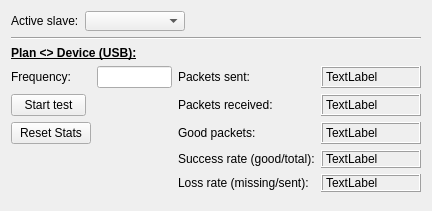
Qt form ui/w_commtest.ui (JFDuval/flexsea-plan) before a commit.
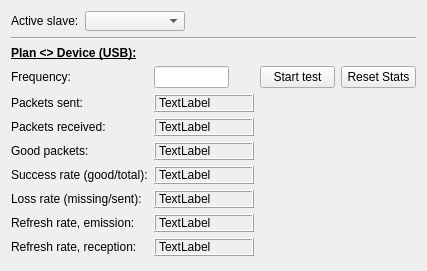
The same form after that commit.

Commit message: Added a frequency display to Comm Test. Reworked the UI.

The edit to the form file:
```diff
--- a/ui/w_commtest.ui
+++ b/ui/w_commtest.ui
@@ -6,8 +6,8 @@
    <rect>
     <x>0</x>
     <y>0</y>
-    <width>414</width>
-    <height>211</height>
+    <width>425</width>
+    <height>271</height>
    </rect>
   </property>
   <property name="windowTitle">
@@ -69,78 +69,72 @@
    </item>
    <item>
     <layout class="QGridLayout" name="gridLayout_5">
-     <item row="1" column="3">
-      <widget class="QLabel" name="labelSentPackets">
-       <property name="minimumSize">
-        <size>
-         <width>100</width>
-         <height>0</height>
-        </size>
-       </property>
-       <property name="maximumSize">
-        <size>
-         <width>100</width>
-         <height>16777215</height>
-        </size>
-       </property>
-       <property name="frameShape">
-        <enum>QFrame::Box</enum>
-       </property>
-       <property name="frameShadow">
-        <enum>QFrame::Raised</enum>
-       </property>
-       <property name="text">
-        <string>TextLabel</string>
-       </property>
-      </widget>
-     </item>
-     <item row="3" column="2">
-      <widget class="QLabel" name="label_5">
-       <property name="text">
-        <string>Good packets:</string>
-       </property>
-      </widget>
-     </item>
-     <item row="1" column="2">
+     <item row="4" column="0">
       <widget class="QLabel" name="label_3">
        <property name="text">
         <string>Packets sent:</string>
        </property>
       </widget>
      </item>
-     <item row="2" column="2">
+     <item row="1" column="2">
+      <widget class="QPushButton" name="pushButtonStartStop">
+       <property name="minimumSize">
+        <size>
+         <width>75</width>
+         <height>0</height>
+        </size>
+       </property>
+       <property name="maximumSize">
+        <size>
+         <width>75</width>
+         <height>16777215</height>
+        </size>
+       </property>
+       <property name="text">
+        <string>Start test</string>
+       </property>
+      </widget>
+     </item>
+     <item row="8" column="0">
+      <widget class="QLabel" name="label_7">
+       <property name="text">
+        <string>Loss rate (missing/sent):</string>
+       </property>
+      </widget>
+     </item>
+     <item row="6" column="1">
+      <widget class="QLabel" name="labelGoodPackets">
+       <property name="minimumSize">
+        <size>
+         <width>100</width>
+         <height>0</height>
+        </size>
+       </property>
+       <property name="maximumSize">
+        <size>
+         <width>100</width>
+         <height>16777215</height>
+        </size>
+       </property>
+       <property name="frameShape">
+        <enum>QFrame::Box</enum>
+       </property>
+       <property name="frameShadow">
+        <enum>QFrame::Raised</enum>
+       </property>
+       <property name="text">
+        <string>TextLabel</string>
+       </property>
+      </widget>
+     </item>
+     <item row="5" column="0">
       <widget class="QLabel" name="label_4">
        <property name="text">
         <string>Packets received:</string>
        </property>
       </widget>
      </item>
-     <item row="3" column="3">
-      <widget class="QLabel" name="labelGoodPackets">
-       <property name="minimumSize">
-        <size>
-         <width>100</width>
-         <height>0</height>
-        </size>
-       </property>
-       <property name="maximumSize">
-        <size>
-         <width>100</width>
-         <height>16777215</height>
-        </size>
-       </property>
-       <property name="frameShape">
-        <enum>QFrame::Box</enum>
-       </property>
-       <property name="frameShadow">
-        <enum>QFrame::Raised</enum>
-       </property>
-       <property name="text">
-        <string>TextLabel</string>
-       </property>
-      </widget>
-     </item>
-     <item row="2" column="3">
+     <item row="5" column="1">
       <widget class="QLabel" name="labelReceivedPackets">
        <property name="minimumSize">
         <size>
@@ -165,14 +159,14 @@
        </property>
       </widget>
      </item>
-     <item row="4" column="2">
+     <item row="7" column="0">
       <widget class="QLabel" name="label_6">
        <property name="text">
         <string>Success rate (good/total):</string>
        </property>
       </widget>
      </item>
-     <item row="4" column="3">
+     <item row="7" column="1">
       <widget class="QLabel" name="labelSuccess">
        <property name="minimumSize">
         <size>
@@ -197,48 +191,127 @@
        </property>
       </widget>
      </item>
-     <item row="3" column="0">
+     <item row="9" column="1">
+      <widget class="QLabel" name="label_rrSend">
+       <property name="minimumSize">
+        <size>
+         <width>100</width>
+         <height>0</height>
+        </size>
+       </property>
+       <property name="maximumSize">
+        <size>
+         <width>100</width>
+         <height>16777215</height>
+        </size>
+       </property>
+       <property name="frameShape">
+        <enum>QFrame::Box</enum>
+       </property>
+       <property name="frameShadow">
+        <enum>QFrame::Raised</enum>
+       </property>
+       <property name="text">
+        <string>TextLabel</string>
+       </property>
+      </widget>
+     </item>
+     <item row="9" column="0">
+      <widget class="QLabel" name="label_8">
+       <property name="text">
+        <string>Refresh rate, emission:</string>
+       </property>
+      </widget>
+     </item>
+     <item row="6" column="0">
+      <widget class="QLabel" name="label_5">
+       <property name="text">
+        <string>Good packets:</string>
+       </property>
+      </widget>
+     </item>
+     <item row="8" column="1">
+      <widget class="QLabel" name="labelLossRate">
+       <property name="minimumSize">
+        <size>
+         <width>100</width>
+         <height>0</height>
+        </size>
+       </property>
+       <property name="maximumSize">
+        <size>
+         <width>100</width>
+         <height>16777215</height>
+        </size>
+       </property>
+       <property name="frameShape">
+        <enum>QFrame::Box</enum>
+       </property>
+       <property name="frameShadow">
+        <enum>QFrame::Raised</enum>
+       </property>
+       <property name="text">
+        <string>TextLabel</string>
+       </property>
+      </widget>
+     </item>
+     <item row="4" column="1">
+      <widget class="QLabel" name="labelSentPackets">
+       <property name="minimumSize">
+        <size>
+         <width>100</width>
+         <height>0</height>
+        </size>
+       </property>
+       <property name="maximumSize">
+        <size>
+         <width>100</width>
+         <height>16777215</height>
+        </size>
+       </property>
+       <property name="frameShape">
+        <enum>QFrame::Box</enum>
+       </property>
+       <property name="frameShadow">
+        <enum>QFrame::Raised</enum>
+       </property>
+       <property name="text">
+        <string>TextLabel</string>
+       </property>
+      </widget>
+     </item>
+     <item row="1" column="4">
+      <spacer name="horizontalSpacer_2">
+       <property name="orientation">
+        <enum>Qt::Horizontal</enum>
+       </property>
+       <property name="sizeHint" stdset="0">
+        <size>
+         <width>5</width>
+         <height>5</height>
+        </size>
+       </property>
+      </spacer>
+     </item>
+     <item row="1" column="3">
       <widget class="QPushButton" name="pushButtonReset">
+       <property name="minimumSize">
+        <size>
+         <width>75</width>
+         <height>0</height>
+        </size>
+       </property>
+       <property name="maximumSize">
+        <size>
+         <width>75</width>
+         <height>16777215</height>
+        </size>
+       </property>
        <property name="text">
         <string>Reset Stats</string>
        </property>
       </widget>
      </item>
-     <item row="2" column="0">
-      <widget class="QPushButton" name="pushButtonStartStop">
-       <property name="minimumSize">
-        <size>
-         <width>75</width>
-         <height>0</height>
-        </size>
-       </property>
-       <property name="maximumSize">
-        <size>
-         <width>75</width>
-         <height>16777215</height>
-        </size>
-       </property>
-       <property name="text">
-        <string>Start test</string>
-       </property>
-      </widget>
-     </item>
-     <item row="1" column="1">
-      <widget class="QLineEdit" name="lineEdit">
-       <property name="minimumSize">
-        <size>
-         <width>75</width>
-         <height>0</height>
-        </size>
-       </property>
-       <property name="maximumSize">
-        <size>
-         <width>75</width>
-         <height>16777215</height>
-        </size>
-       </property>
-      </widget>
-     </item>
      <item row="0" column="0" colspan="3">
       <widget class="QLabel" name="label_128">
        <property name="minimumSize">
@@ -258,18 +331,21 @@
        </property>
       </widget>
      </item>
-     <item row="0" column="3">
-      <spacer name="horizontalSpacer_2">
-       <property name="orientation">
-        <enum>Qt::Horizontal</enum>
+     <item row="1" column="1">
+      <widget class="QLineEdit" name="lineEdit">
+       <property name="minimumSize">
+        <size>
+         <width>75</width>
+         <height>0</height>
+        </size>
        </property>
-       <property name="sizeHint" stdset="0">
+       <property name="maximumSize">
         <size>
-         <width>5</width>
-         <height>5</height>
+         <width>75</width>
+         <height>16777215</height>
         </size>
        </property>
-      </spacer>
+      </widget>
      </item>
      <item row="1" column="0">
       <widget class="QLabel" name="label_2">
@@ -278,15 +354,15 @@
        </property>
       </widget>
      </item>
-     <item row="5" column="2">
-      <widget class="QLabel" name="label_7">
+     <item row="10" column="0">
+      <widget class="QLabel" name="label_9">
        <property name="text">
-        <string>Loss rate (missing/sent):</string>
+        <string>Refresh rate, reception:</string>
        </property>
       </widget>
      </item>
-     <item row="5" column="3">
-      <widget class="QLabel" name="labelLossRate">
+     <item row="10" column="1">
+      <widget class="QLabel" name="label_rrReceive">
        <property name="minimumSize">
         <size>
          <width>100</width>
```
The commit also changes 2 other files.
